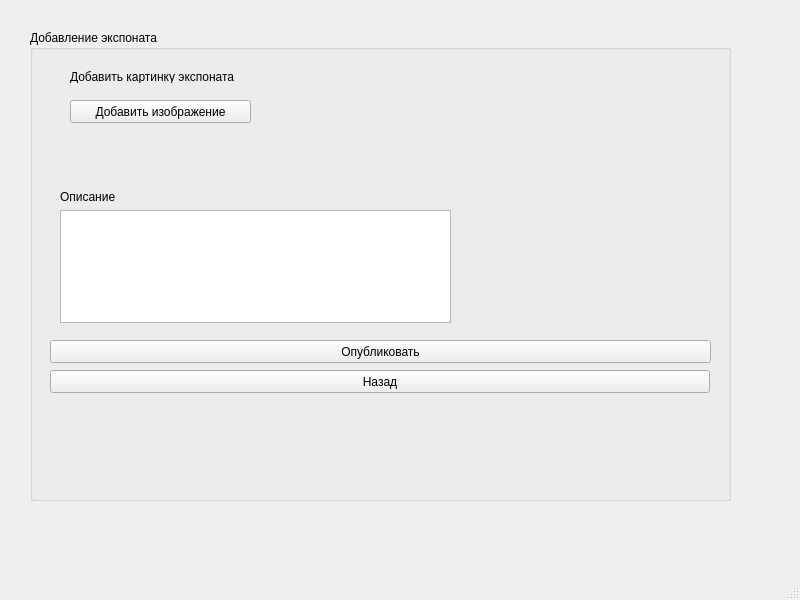
Above: addnewitem3.ui from Mher55555/muzeynoedelo2 before the change. Below: the same form after it.
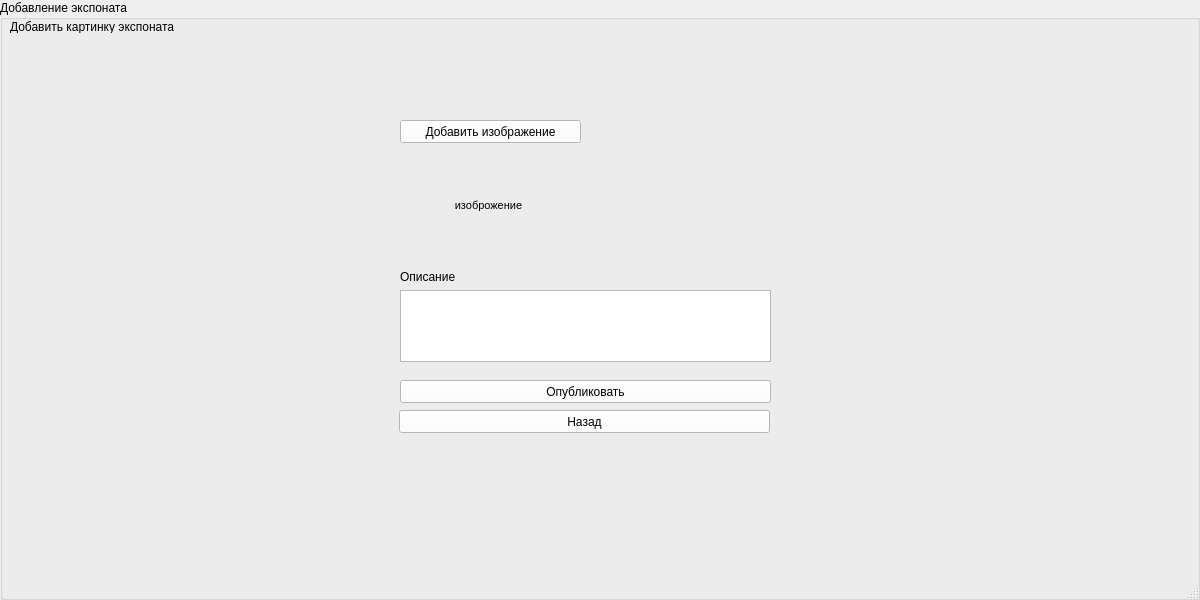
That is the form after the change.

```diff
--- a/addnewitem3.ui
+++ b/addnewitem3.ui
@@ -6,35 +6,68 @@
    <rect>
     <x>0</x>
     <y>0</y>
-    <width>800</width>
+    <width>1200</width>
     <height>600</height>
    </rect>
   </property>
+  <property name="minimumSize">
+   <size>
+    <width>1200</width>
+    <height>600</height>
+   </size>
+  </property>
+  <property name="maximumSize">
+   <size>
+    <width>1200</width>
+    <height>600</height>
+   </size>
+  </property>
   <property name="windowTitle">
    <string>MainWindow</string>
   </property>
   <widget class="QWidget" name="centralwidget">
+   <property name="minimumSize">
+    <size>
+     <width>1200</width>
+     <height>600</height>
+    </size>
+   </property>
+   <property name="maximumSize">
+    <size>
+     <width>1200</width>
+     <height>600</height>
+    </size>
+   </property>
    <widget class="QGroupBox" name="groupBox">
     <property name="geometry">
      <rect>
-      <x>30</x>
-      <y>30</y>
-      <width>701</width>
-      <height>471</height>
+      <x>0</x>
+      <y>0</y>
+      <width>1200</width>
+      <height>600</height>
      </rect>
     </property>
+    <property name="minimumSize">
+     <size>
+      <width>1200</width>
+      <height>600</height>
+     </size>
+    </property>
     <property name="title">
      <string>Добавление экспоната</string>
     </property>
     <widget class="QPushButton" name="pushButton">
      <property name="geometry">
       <rect>
-       <x>40</x>
-       <y>70</y>
+       <x>400</x>
+       <y>120</y>
        <width>181</width>
        <height>23</height>
       </rect>
      </property>
+     <property name="styleSheet">
+      <string notr="true">background-color: rgb(255, 255, 255);</string>
+     </property>
      <property name="text">
       <string>Добавить изображение</string>
      </property>
@@ -42,8 +75,8 @@
     <widget class="QLabel" name="label_2">
      <property name="geometry">
       <rect>
-       <x>40</x>
-       <y>40</y>
+       <x>10</x>
+       <y>20</y>
        <width>389</width>
        <height>13</height>
       </rect>
@@ -55,12 +88,15 @@
     <widget class="QPushButton" name="pushButton_2">
      <property name="geometry">
       <rect>
-       <x>20</x>
-       <y>310</y>
-       <width>661</width>
+       <x>400</x>
+       <y>380</y>
+       <width>371</width>
        <height>23</height>
       </rect>
      </property>
+     <property name="styleSheet">
+      <string notr="true">background-color: rgb(255, 255, 255);</string>
+     </property>
      <property name="text">
       <string>Опубликовать</string>
      </property>
@@ -68,28 +104,34 @@
     <widget class="QPushButton" name="pushButton_3">
      <property name="geometry">
       <rect>
-       <x>20</x>
-       <y>340</y>
-       <width>660</width>
+       <x>399</x>
+       <y>410</y>
+       <width>371</width>
        <height>23</height>
       </rect>
      </property>
+     <property name="styleSheet">
+      <string notr="true">background-color: rgb(255, 255, 255);</string>
+     </property>
      <property name="text">
       <string>Назад</string>
      </property>
     </widget>
-    <widget class="QWidget" name="">
+    <widget class="QWidget" name="layoutWidget">
      <property name="geometry">
       <rect>
-       <x>30</x>
-       <y>160</y>
-       <width>391</width>
-       <height>133</height>
+       <x>400</x>
+       <y>270</y>
+       <width>371</width>
+       <height>92</height>
       </rect>
      </property>
      <layout class="QVBoxLayout" name="verticalLayout">
       <item>
        <widget class="QLabel" name="label">
+        <property name="styleSheet">
+         <string notr="true">text-align:center;</string>
+        </property>
         <property name="text">
          <string>Описание</string>
         </property>
@@ -100,6 +142,29 @@
       </item>
      </layout>
     </widget>
+    <widget class="QLabel" name="label_3">
+     <property name="geometry">
+      <rect>
+       <x>400</x>
+       <y>150</y>
+       <width>181</width>
+       <height>111</height>
+      </rect>
+     </property>
+     <property name="font">
+      <font>
+       <pointsize>8</pointsize>
+       <weight>50</weight>
+       <bold>false</bold>
+      </font>
+     </property>
+     <property name="styleSheet">
+      <string notr="true">text-align:center; </string>
+     </property>
+     <property name="text">
+      <string>                  изоброжение</string>
+     </property>
+    </widget>
    </widget>
   </widget>
   <widget class="QMenuBar" name="menubar">
```
Left out of the diff: 8 changed lines with no effect on the pictures.
